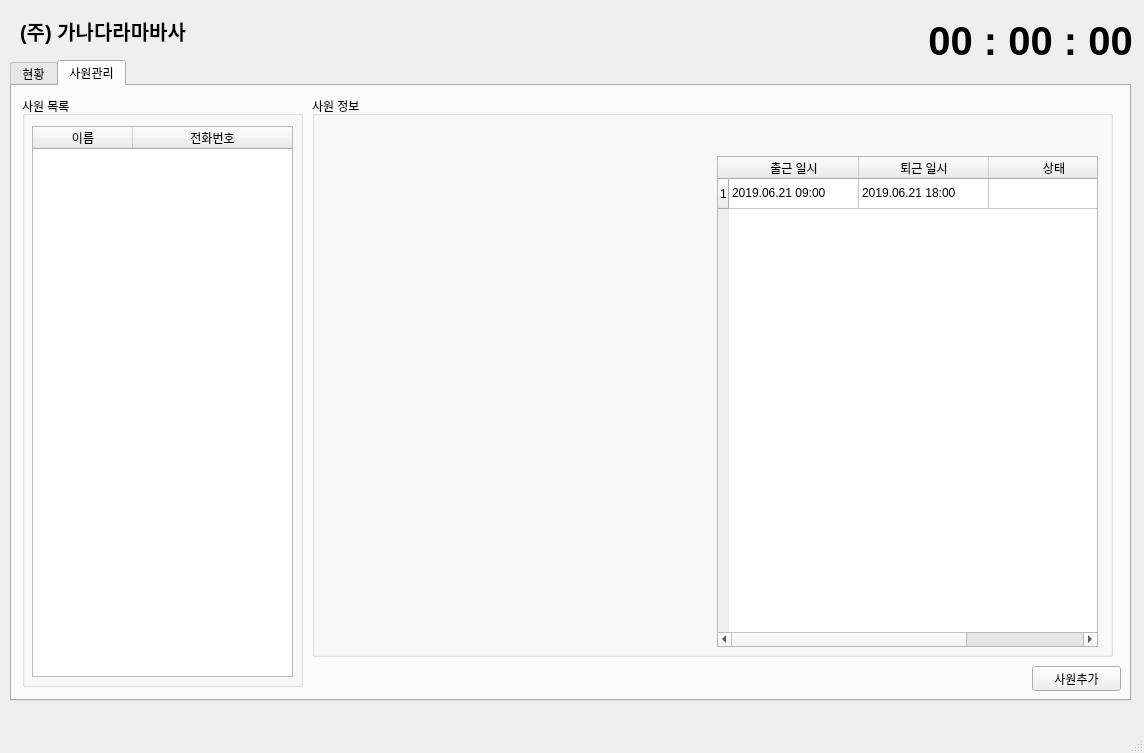
This is attendance_manage/mainwindow_dashboard.ui in Jeho0216/attendance_manage_project as Qt 5 draws it before an edit. The edited form follows.
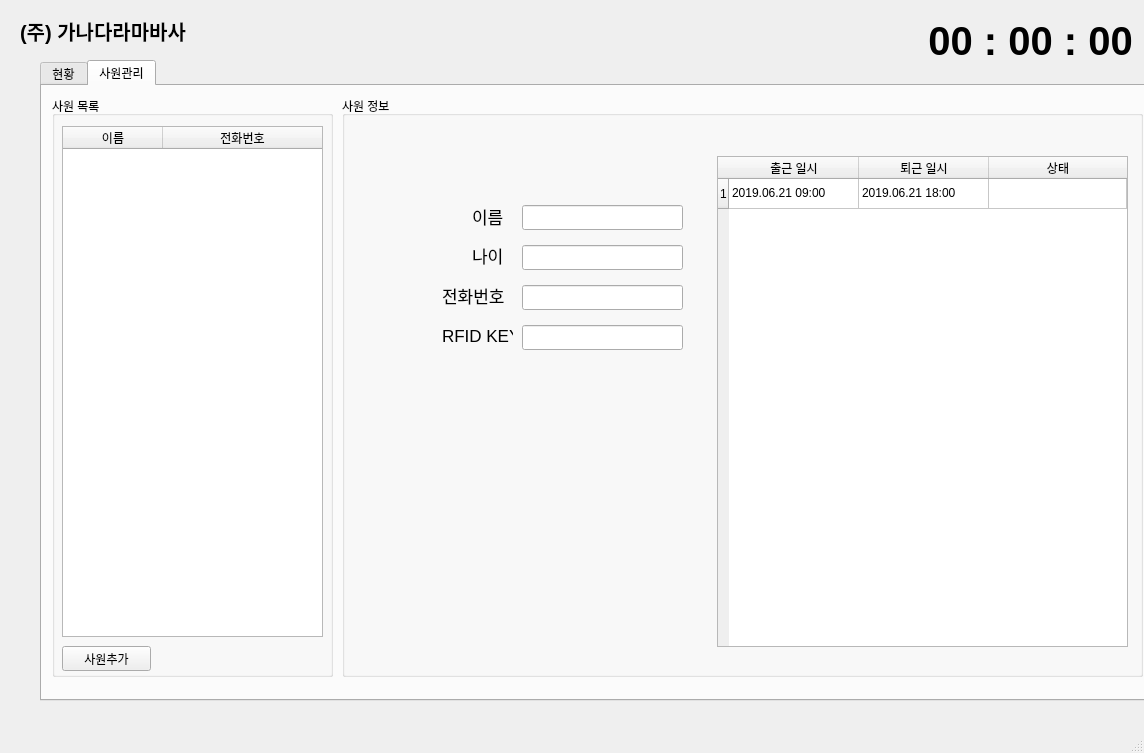
This is the edited form. The open tabs and pages were chosen to show the change.

```diff
--- a/attendance_manage/mainwindow_dashboard.ui
+++ b/attendance_manage/mainwindow_dashboard.ui
@@ -40,7 +40,7 @@
    <widget class="QTabWidget" name="tabWidget">
     <property name="geometry">
      <rect>
-      <x>10</x>
+      <x>40</x>
       <y>60</y>
       <width>1121</width>
       <height>641</height>
@@ -81,26 +81,13 @@
      <attribute name="title">
       <string>사원관리</string>
      </attribute>
-     <widget class="QPushButton" name="pushButton_add">
-      <property name="geometry">
-       <rect>
-        <x>1020</x>
-        <y>580</y>
-        <width>89</width>
-        <height>25</height>
-       </rect>
-      </property>
-      <property name="text">
-       <string>사원추가</string>
-      </property>
-     </widget>
      <widget class="QGroupBox" name="groupBox">
       <property name="geometry">
        <rect>
         <x>10</x>
         <y>10</y>
         <width>281</width>
-        <height>591</height>
+        <height>581</height>
        </rect>
       </property>
       <property name="title">
@@ -112,7 +99,7 @@
          <x>10</x>
          <y>30</y>
          <width>261</width>
-         <height>551</height>
+         <height>511</height>
         </rect>
        </property>
        <attribute name="horizontalHeaderStretchLastSection">
@@ -129,6 +116,19 @@
         </property>
        </column>
       </widget>
+      <widget class="QPushButton" name="pushButton_add">
+       <property name="geometry">
+        <rect>
+         <x>10</x>
+         <y>550</y>
+         <width>89</width>
+         <height>25</height>
+        </rect>
+       </property>
+       <property name="text">
+        <string>사원추가</string>
+       </property>
+      </widget>
      </widget>
      <widget class="QGroupBox" name="groupBox_2">
       <property name="geometry">
@@ -136,7 +136,7 @@
         <x>300</x>
         <y>10</y>
         <width>801</width>
-        <height>561</height>
+        <height>581</height>
        </rect>
       </property>
       <property name="title">
@@ -145,9 +145,9 @@
       <widget class="QTableWidget" name="tableWidget_info">
        <property name="geometry">
         <rect>
-         <x>405</x>
+         <x>375</x>
          <y>60</y>
-         <width>381</width>
+         <width>411</width>
          <height>491</height>
         </rect>
        </property>
@@ -194,6 +194,130 @@
         </property>
        </item>
       </widget>
+      <widget class="QLineEdit" name="lineEdit_name">
+       <property name="geometry">
+        <rect>
+         <x>180</x>
+         <y>109</y>
+         <width>161</width>
+         <height>25</height>
+        </rect>
+       </property>
+       <property name="readOnly">
+        <bool>true</bool>
+       </property>
+      </widget>
+      <widget class="QLineEdit" name="lineEdit_age">
+       <property name="geometry">
+        <rect>
+         <x>180</x>
+         <y>149</y>
+         <width>161</width>
+         <height>25</height>
+        </rect>
+       </property>
+       <property name="readOnly">
+        <bool>true</bool>
+       </property>
+      </widget>
+      <widget class="QLineEdit" name="lineEdit_phone">
+       <property name="geometry">
+        <rect>
+         <x>180</x>
+         <y>189</y>
+         <width>161</width>
+         <height>25</height>
+        </rect>
+       </property>
+       <property name="readOnly">
+        <bool>true</bool>
+       </property>
+      </widget>
+      <widget class="QLineEdit" name="lineEdit_card">
+       <property name="geometry">
+        <rect>
+         <x>180</x>
+         <y>229</y>
+         <width>161</width>
+         <height>25</height>
+        </rect>
+       </property>
+       <property name="readOnly">
+        <bool>true</bool>
+       </property>
+      </widget>
+      <widget class="QLabel" name="label_2">
+       <property name="geometry">
+        <rect>
+         <x>130</x>
+         <y>110</y>
+         <width>41</width>
+         <height>21</height>
+        </rect>
+       </property>
+       <property name="font">
+        <font>
+         <pointsize>13</pointsize>
+        </font>
+       </property>
+       <property name="text">
+        <string>이름</string>
+       </property>
+      </widget>
+      <widget class="QLabel" name="label_3">
+       <property name="geometry">
+        <rect>
+         <x>130</x>
+         <y>149</y>
+         <width>41</width>
+         <height>21</height>
+        </rect>
+       </property>
+       <property name="font">
+        <font>
+         <pointsize>13</pointsize>
+        </font>
+       </property>
+       <property name="text">
+        <string>나이</string>
+       </property>
+      </widget>
+      <widget class="QLabel" name="label_4">
+       <property name="geometry">
+        <rect>
+         <x>100</x>
+         <y>189</y>
+         <width>71</width>
+         <height>21</height>
+        </rect>
+       </property>
+       <property name="font">
+        <font>
+         <pointsize>13</pointsize>
+        </font>
+       </property>
+       <property name="text">
+        <string>전화번호</string>
+       </property>
+      </widget>
+      <widget class="QLabel" name="label_5">
+       <property name="geometry">
+        <rect>
+         <x>100</x>
+         <y>229</y>
+         <width>71</width>
+         <height>21</height>
+        </rect>
+       </property>
+       <property name="font">
+        <font>
+         <pointsize>13</pointsize>
+        </font>
+       </property>
+       <property name="text">
+        <string>RFID KEY</string>
+       </property>
+      </widget>
      </widget>
     </widget>
    </widget>
```
Left out of the diff: 2 changed lines with no effect on the pictures.
